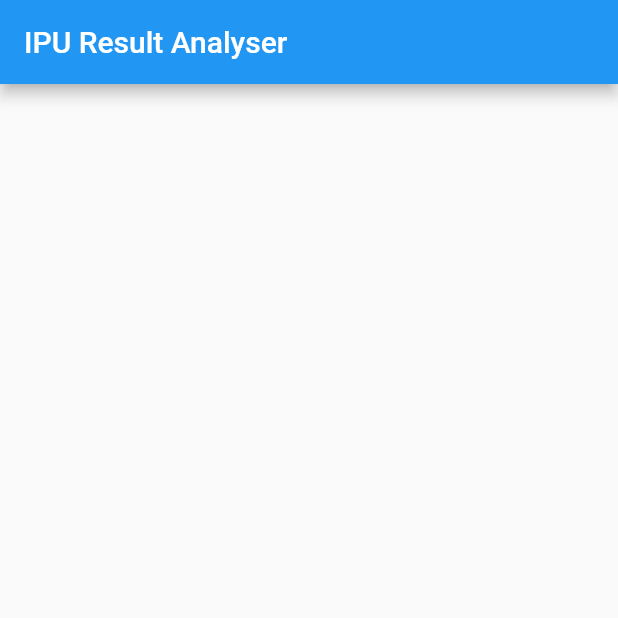
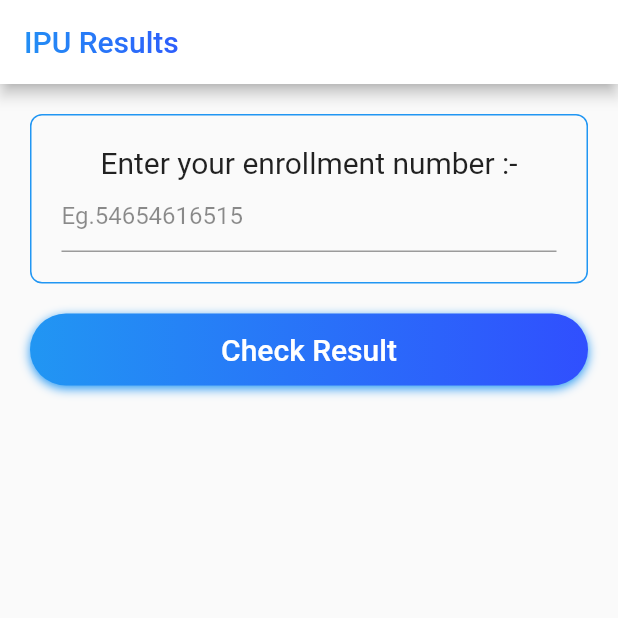
Before and after one commit to manishsng/ResultAnalyser, a Flutter app: the screen it shows after launch, on a phone screen of 412 x 824 dp, the top half of it. Run offline on Flutter 3.47's test engine with Material 2 defaults, Android fonts, the phone set to English and light mode, and no system bars.

Commit message:
Add files via upload

```diff
--- /dev/null
+++ b/lib/constants.dart
@@ -0,0 +1,10 @@
+import 'package:flutter/material.dart';
+
+final Color kUIColor = Colors.blue;
+
+final LinearGradient kLg =
+    LinearGradient(colors: [Colors.blue, Colors.indigoAccent.shade700]);
+
+final Shader kLinearGradient = LinearGradient(
+  colors: <Color>[Colors.blue, Colors.indigoAccent.shade700],
+).createShader(Rect.fromLTWH(0.0, 0.0, 150.0, 70.0));
--- /dev/null
+++ b/lib/home_page.dart
@@ -0,0 +1,78 @@
+import 'package:flutter/material.dart';
+import 'constants.dart';
+import 'result_page.dart';
+
+class HomePage extends StatefulWidget {
+  @override
+  _HomePageState createState() => _HomePageState();
+}
+
+class _HomePageState extends State<HomePage> {
+  @override
+  Widget build(BuildContext context) {
+    return Scaffold(
+        appBar: AppBar(
+          backgroundColor: Colors.white,
+          title: Text(
+            "IPU Results",
+            style: TextStyle(foreground: Paint()..shader = kLinearGradient),
+          ),
+        ),
+        body: Column(
+          crossAxisAlignment: CrossAxisAlignment.stretch,
+//          mainAxisAlignment: MainAxisAlignment.spaceAround,
+          children: <Widget>[
+            Container(
+              margin: EdgeInsets.all(20.0),
+              padding: EdgeInsets.all(20.0),
+              decoration: BoxDecoration(
+                border: Border.all(color: kUIColor),
+                borderRadius: BorderRadius.circular(8.0),
+              ),
+              child: Column(
+                children: <Widget>[
+                  Text(
+                    "Enter your enrollment number :-",
+                    style: TextStyle(fontSize: 20.0),
+                  ),
+                  TextField(
+                    cursorColor: kUIColor,
+                    decoration: InputDecoration(
+                      hintText: "Eg.54654616515",
+                      hintStyle: TextStyle(
+                        color: Colors.black45,
+                      ),
+                    ),
+                  ),
+                ],
+              ),
+            ),
+            Container(
+              margin: EdgeInsets.symmetric(horizontal: 20.0),
+              decoration: BoxDecoration(
+                boxShadow: [
+                  BoxShadow(
+                    color: Colors.blue,
+                    blurRadius: 5.0,
+                    offset: Offset(0.0, 2.0),
+                  ),
+                ],
+                gradient: kLg,
+                borderRadius: BorderRadius.circular(30.0),
+              ),
+              child: MaterialButton(
+                onPressed: () {
+                  Navigator.push(context, MaterialPageRoute(builder: (context) {
+                    return ResultPage(title: "IPU Results");
+                  }));
+                },
+                child: Text(
+                  "Check Result",
+                  style: TextStyle(color: Colors.white, fontSize: 20.0),
+                ),
+              ),
+            ),
+          ],
+        ));
+  }
+}
--- a/lib/main.dart
+++ b/lib/main.dart
@@ -1,11 +1,14 @@
 import 'package:flutter/material.dart';
+import 'home_page.dart';
 
-void main() { runApp(
-      MaterialApp(
-        home: Scaffold(
-          appBar: AppBar(
-            title: Text("IPU Result Analyser"),
-          ) ,)
-      ),
+void main() => runApp(MyApp());
+
+class MyApp extends StatelessWidget {
+  @override
+  Widget build(BuildContext context) {
+    return MaterialApp(
+      title: 'IPU Results',
+      home: HomePage(),
     );
+  }
 }
```
Also changed, not shown: lib/menu.dart (added, +73 -0 lines), lib/result_page.dart (added, +122 -0 lines), lib/tabbar_styling.dart (added, +25 -0 lines), 5 other files.
